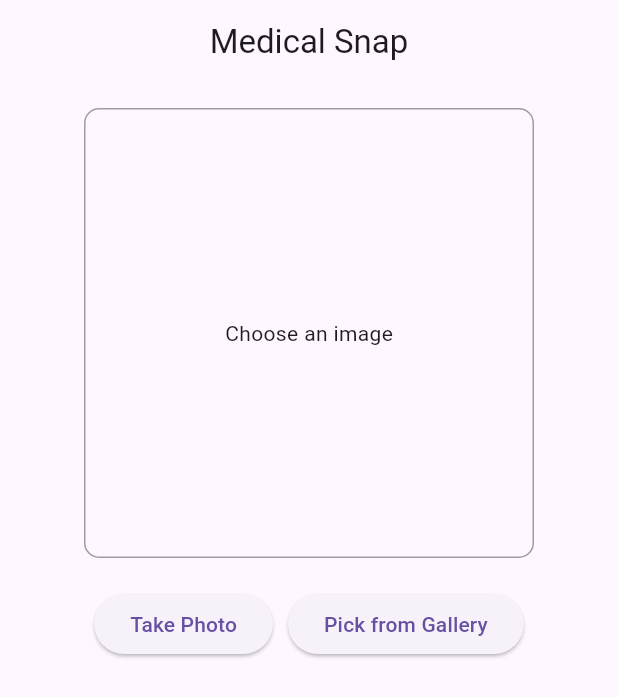
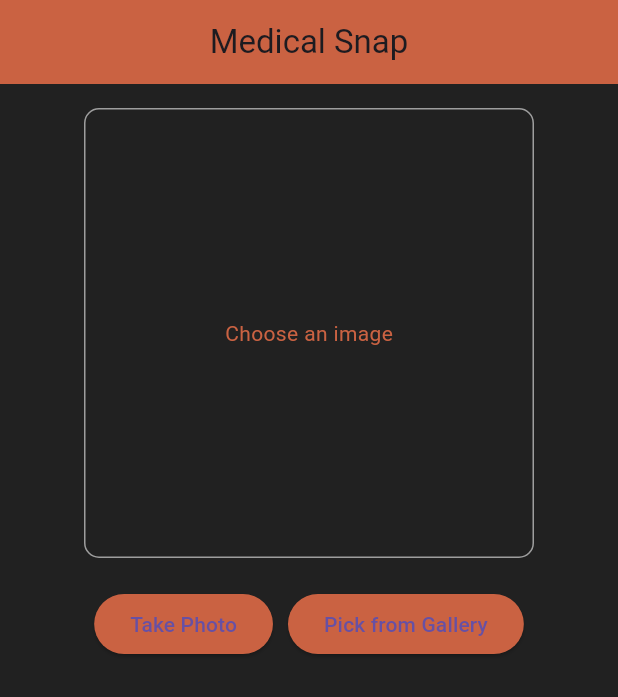
Before and after one commit to totenkopf7/medsnap, a Flutter app: the screen it shows after launch, on a phone screen of 412 x 824 dp. Shown: the top 697 px of the screen. Run offline on Flutter 3.47's test engine with Material 3 defaults, Android fonts, the phone set to English and light mode, and no system bars; our stand-ins replace image_picker.

Commit message:
updated the prompt

```diff
--- a/lib/home_page.dart
+++ b/lib/home_page.dart
@@ -77,9 +77,11 @@ class _HomePageState extends State<HomePage> {
   @override
   Widget build(BuildContext context) {
     return Scaffold(
+      backgroundColor: Colors.grey[900],
       appBar: AppBar(
         title: const Text('Medical Snap'),
         centerTitle: true,
+        backgroundColor: const Color.fromARGB(255, 202, 98, 66),
       ),
       body: SingleChildScrollView(
         child: Padding(
@@ -98,18 +100,29 @@ class _HomePageState extends State<HomePage> {
                     ? kIsWeb
                         ? Image.network(_image.path)
                         : Image.file(_image)
-                    : const Center(child: Text('Choose an image')),
+                    : const Center(
+                        child: Text(
+                        'Choose an image',
+                        style:
+                            TextStyle(color: Color.fromARGB(255, 202, 98, 66)),
+                      )),
               ),
               const SizedBox(height: 20),
               Row(
                 mainAxisAlignment: MainAxisAlignment.center,
                 children: [
                   ElevatedButton(
+                    style: ElevatedButton.styleFrom(
+                      backgroundColor: const Color.fromARGB(255, 202, 98, 66),
+                    ),
                     onPressed: () => _pickImage(ImageSource.camera),
                     child: const Text('Take Photo'),
                   ),
                   const SizedBox(width: 10),
                   ElevatedButton(
+                    style: ElevatedButton.styleFrom(
+                      backgroundColor: const Color.fromARGB(255, 202, 98, 66),
+                    ),
                     onPressed: () => _pickImage(ImageSource.gallery),
                     child: const Text('Pick from Gallery'),
                   ),
@@ -121,19 +134,25 @@ class _HomePageState extends State<HomePage> {
                   children: [
                     CircularProgressIndicator(),
                     SizedBox(height: 10),
-                    Text('Analyzing image...'),
+                    Text(
+                      'Analyzing image...',
+                      style: TextStyle(color: Color.fromARGB(255, 202, 98, 66)),
+                    ),
                   ],
                 )
               else if (_description != null)
                 Container(
                   padding: const EdgeInsets.all(16.0),
                   decoration: BoxDecoration(
-                    color: Colors.grey[100],
+                    color: Colors.grey[900],
                     borderRadius: BorderRadius.circular(10),
                   ),
                   child: Text(
                     _description!,
-                    style: const TextStyle(fontSize: 16, fontFamily: 'Noto'),
+                    style: const TextStyle(
+                        fontSize: 16,
+                        fontFamily: 'Noto',
+                        color: Color.fromARGB(255, 202, 98, 66)),
                   ),
                 ),
             ],
```
Also changed, not shown: lib/claude_service.dart (+11 -15 lines), 2 other files.
